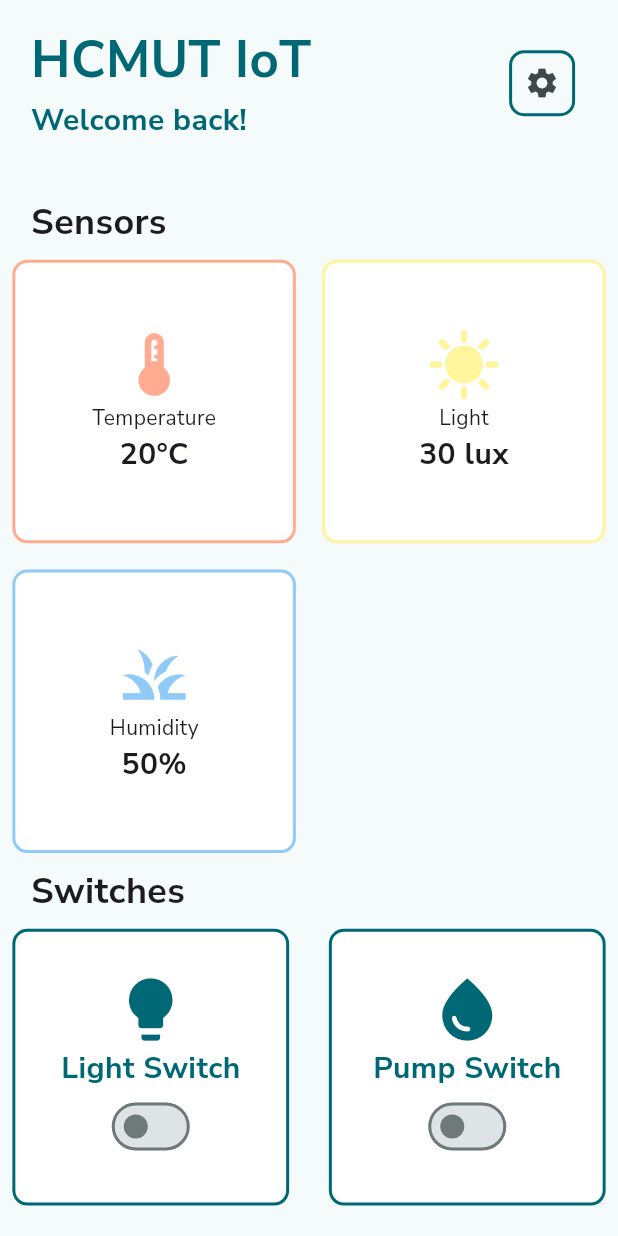
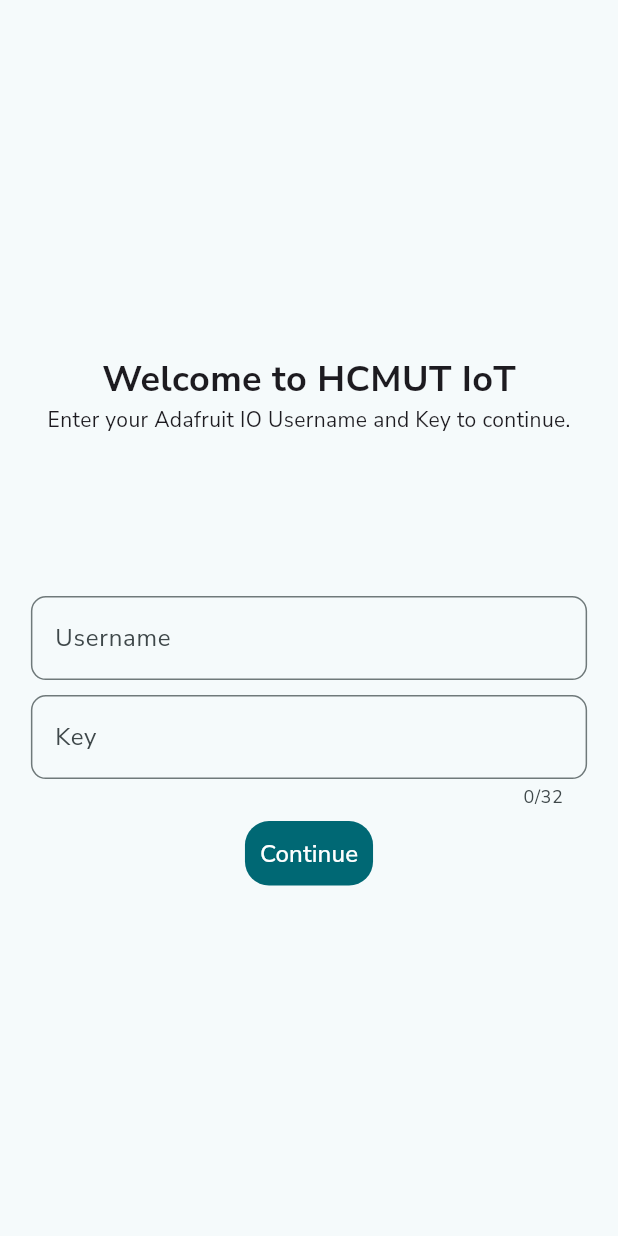
Before and after one commit to nhophucrious/iot-mobile-232, a Flutter app: the screen it shows after launch, on a phone screen of 412 x 824 dp. Run offline on Flutter 3.47's test engine with Material 3 defaults, Android fonts, the light colour scheme and no system bars; our stand-ins replace google_fonts, shared_preferences; missing offline and left inert: mqtt_client.

Commit message:
feat: add repositories

```diff
--- a/lib/main.dart
+++ b/lib/main.dart
@@ -1,15 +1,21 @@
 import 'package:flutter/material.dart';
 import 'package:google_fonts/google_fonts.dart';
 import 'package:hcmut_iot/screens/home_screen.dart';
+import 'package:hcmut_iot/screens/welcome_screen.dart';
+import 'package:hcmut_iot/repository/user_defaults_repository.dart';
 
-void main() {
-  runApp(const MyApp());
+void main() async {
+  WidgetsFlutterBinding.ensureInitialized();
+  var username = await UserDefaultsRepository.getUsername();
+  var key = await UserDefaultsRepository.getKey();
+  runApp(MyApp(initialRoute: (username != null && key != null) ? '/' : '/welcome'));
 }
 
 class MyApp extends StatelessWidget {
-  const MyApp({super.key});
+  final String initialRoute;
 
-  // This widget is the root of your application.
+  const MyApp({Key? key, required this.initialRoute}) : super(key: key);
+
   @override
   Widget build(BuildContext context) {
     return MaterialApp(
@@ -19,6 +25,11 @@
         colorScheme: ColorScheme.fromSeed(seedColor: Colors.grey),
         useMaterial3: true,
       ),
-        home: const HomeScreen());
+      initialRoute: initialRoute,
+      routes: {
+        '/': (context) => const HomeScreen(),
+        '/welcome': (context) => WelcomeScreen(),
+      },
+    );
   }
 }
--- /dev/null
+++ b/lib/repository/data_repository.dart
@@ -0,0 +1,27 @@
+import 'package:http/http.dart' as http;
+
+class DataRepository {
+  final String baseUrl = 'https://io.adafruit.com/api/v2';
+
+  // fetch the latest 5 data points from the server
+  Future<String> fetchData(String username, String feedName) async {
+    try {
+      final response = await http.get(Uri.https(
+        'io.adafruit.com',
+        '/api/v2/$username/feeds/$feedName/data',
+        {'limit': '5',
+          'include': 'value,created_at',
+        }, // query parameters
+      )); // https://io.adafruit.com/api/v2/phucnguyenng/feeds/sensor1/data
+      // add query parameters to the URL
+
+      if (response.statusCode == 200) {
+        return response.body;
+      } else {
+        throw Exception('Failed to fetch data');
+      }
+    } catch (e) {
+      throw Exception('Failed to connect to the server');
+    }
+  }
+}
--- /dev/null
+++ b/lib/repository/user_defaults_repository.dart
@@ -0,0 +1,33 @@
+// store username and x-aio-key in user defaults
+
+import 'package:shared_preferences/shared_preferences.dart';
+
+class UserDefaultsRepository {
+  static const String USERNAME = 'username';
+  static const String KEY = 'key';
+
+  static Future<void> saveUsername(String username) async {
+    final prefs = await SharedPreferences.getInstance();
+    await prefs.setString(USERNAME, username);
+  }
+
+  static Future<String?> getUsername() async {
+    final prefs = await SharedPreferences.getInstance();
+    return prefs.getString(USERNAME);
+  }
+
+  static Future<void> saveKey(String key) async {
+    final prefs = await SharedPreferences.getInstance();
+    await prefs.setString(KEY, key);
+  }
+
+  static Future<String?> getKey() async {
+    final prefs = await SharedPreferences.getInstance();
+    return prefs.getString(KEY);
+  }
+
+  static Future<void> clear() async {
+    final prefs = await SharedPreferences.getInstance();
+    await prefs.clear();
+  }
+}
--- /dev/null
+++ b/lib/screens/welcome_screen.dart
@@ -0,0 +1,132 @@
+// ignore_for_file: prefer_const_literals_to_create_immutables, prefer_const_constructors
+
+import 'package:flutter/material.dart';
+import 'package:hcmut_iot/repository/user_defaults_repository.dart';
+
+class WelcomeScreen extends StatefulWidget {
+  WelcomeScreen({Key? key}) : super(key: key);
+
+  @override
+  State<WelcomeScreen> createState() => _WelcomeScreenState();
+}
+
+class _WelcomeScreenState extends State<WelcomeScreen> {
+  final TextEditingController _usernameController = TextEditingController();
+  final TextEditingController _keyController = TextEditingController();
+  @override
+  Widget build(BuildContext context) {
+    return GestureDetector(
+      onTap: () {
+        // remove focus from text fields when tapping outside
+        FocusScope.of(context).unfocus();
+      },
+      child: Scaffold(
+        body: SafeArea(
+          child: Column(
+            mainAxisAlignment: MainAxisAlignment.spaceEvenly,
+            crossAxisAlignment: CrossAxisAlignment.center,
+            children: [
+              SizedBox(height: 20),
+              Column(
+                children: [
+                  Text(
+                    'Welcome to HCMUT IoT',
+                    style: TextStyle(
+                      fontSize: 24,
+                      fontWeight: FontWeight.bold,
+                    ),
+                  ),
+                  Text('Enter your Adafruit IO Username and Key to continue.'),
+                ],
+              ),
+
+              // text field for username
+              Column(
+                children: [
+                  Padding(
+                    padding: EdgeInsets.symmetric(
+                      horizontal: MediaQuery.of(context).size.width * 0.05,
+                    ),
+                    child: TextField(
+                      controller: _usernameController,
+                      decoration: InputDecoration(
+                        border: OutlineInputBorder(
+                            borderRadius: BorderRadius.circular(10)),
+                        labelText: 'Username',
+                        hintText: 'Enter your username',
+                      ),
+                    ),
+                  ),
+                  const SizedBox(height: 10),
+
+                  // text field for key
+                  Padding(
+                    padding: EdgeInsets.symmetric(
+                      horizontal: MediaQuery.of(context).size.width * 0.05,
+                    ),
+                    child: TextField(
+                      controller: _keyController,
+                      maxLength: 32,
+                      decoration: InputDecoration(
+                        border: OutlineInputBorder(
+                            borderRadius: BorderRadius.circular(10)),
+                        labelText: 'Key',
+                        hintText: 'Enter your key',
+                      ),
+                    ),
+                  ),
+
+                  TextButton(
+                      onPressed: () {
+                        if (_usernameController.text.isEmpty ||
+                            _keyController.text.isEmpty) {
+                          ScaffoldMessenger.of(context).showSnackBar(SnackBar(
+                              action: SnackBarAction(
+                                label: "Close",
+                                onPressed: () {
+                                  ScaffoldMessenger.of(context)
+                                      .hideCurrentSnackBar();
+                                },
+                              ),
+                              content: Text(
+                                  'Please enter your Adafruit IO Username and Key')));
+                          return;
+                        } else if (_keyController.text.length != 32) {
+                          ScaffoldMessenger.of(context).showSnackBar(SnackBar(
+                              action: SnackBarAction(
+                                label: "Close",
+                                onPressed: () {
+                                  ScaffoldMessenger.of(context)
+                                      .hideCurrentSnackBar();
+                                },
+                              ),
+                              content: Text('Key must be 32 characters long')));
+                          return;
+                        } else {
+                          // save to user defaults
+                          UserDefaultsRepository.saveUsername(
+                              _usernameController.text);
+                          UserDefaultsRepository.saveKey(_keyController.text);
+                          Navigator.pushNamed(context, '/');
+                        }
+                      },
+                      child: Container(
+                        padding: EdgeInsets.all(10),
+                        decoration: BoxDecoration(
+                            color: Theme.of(context).primaryColor,
+                            borderRadius: BorderRadius.circular(16)),
+                        child: Text(
+                          'Continue',
+                          style: TextStyle(color: Colors.white, fontSize: 16),
+                        ),
+                      ))
+                ],
+              ),
+              const SizedBox(height: 10),
+            ],
+          ),
+        ),
+      ),
+    );
+  }
+}
--- a/pubspec.yaml
+++ b/pubspec.yaml
@@ -37,6 +37,8 @@
   cupertino_icons: ^1.0.6
   google_fonts: ^6.2.1
   mqtt_client: ^10.2.0
+  shared_preferences: ^2.2.3
+  http: ^1.2.1
 
 dev_dependencies:
   flutter_test:
```
Also changed, not shown: lib/screens/home_screen.dart (+47 -11 lines), pubspec.lock, 1 other file. Lines whose indentation alone changed are shown as unchanged.
